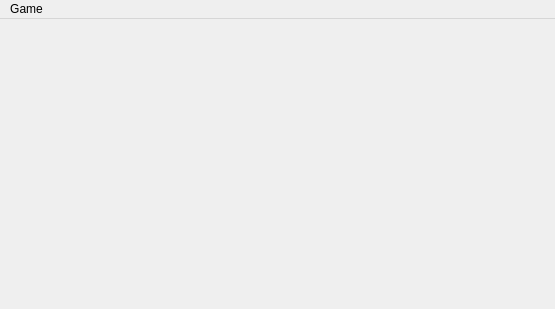
Above: client/mainwindow.ui from bakwc/SeaCraft before the change. Below: the same form after it.
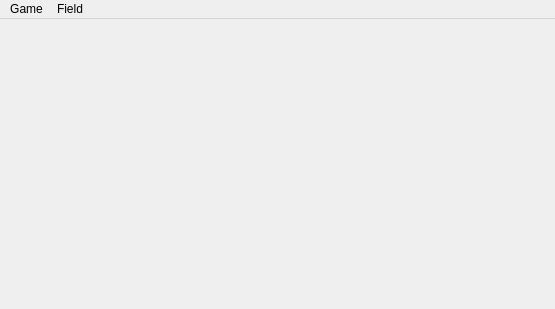
That is the form after the change.

Commit message: Added 'Field-Clear' action

```diff
--- a/client/mainwindow.ui
+++ b/client/mainwindow.ui
@@ -43,7 +43,14 @@
     <addaction name="separator"/>
     <addaction name="actionQuit"/>
    </widget>
+   <widget class="QMenu" name="menuField">
+    <property name="title">
+     <string>Field</string>
+    </property>
+    <addaction name="actionClear"/>
+   </widget>
    <addaction name="menuFile"/>
+   <addaction name="menuField"/>
   </widget>
   <action name="actionStart">
    <property name="text">
```
Left out of the diff: 5 changed lines with no effect on the pictures. The commit also changes 8 other files.
